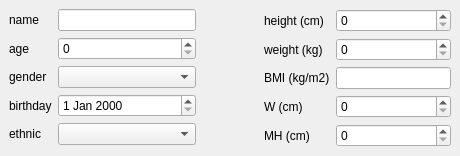
Old version of the form src/contentwidget/plugins/core/patientinfo/_ui/viewport.ui in the repository LambolAlee/recmed2.
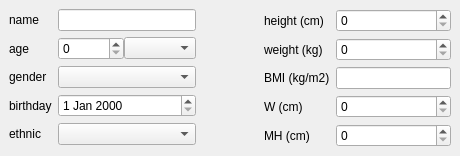
New version of the form.

Patch:
```diff
--- a/src/contentwidget/plugins/core/patientinfo/_ui/viewport.ui
+++ b/src/contentwidget/plugins/core/patientinfo/_ui/viewport.ui
@@ -64,9 +64,6 @@
               </property>
              </widget>
             </item>
-            <item row="1" column="1">
-             <widget class="QSpinBox" name="ageSpinBox"/>
-            </item>
             <item row="2" column="0">
              <widget class="QLabel" name="genderLabel">
               <property name="text">
@@ -97,6 +94,19 @@
             <item row="4" column="1">
              <widget class="QComboBox" name="ethnicGroupComboBox"/>
             </item>
+            <item row="1" column="1">
+             <layout class="QHBoxLayout" name="horizontalLayout_2" stretch="3,1">
+              <property name="spacing">
+               <number>0</number>
+              </property>
+              <item>
+               <widget class="QSpinBox" name="ageSpinBox"/>
+              </item>
+              <item>
+               <widget class="QComboBox" name="ageUnitComboBox"/>
+              </item>
+             </layout>
+            </item>
            </layout>
           </item>
           <item>
```
